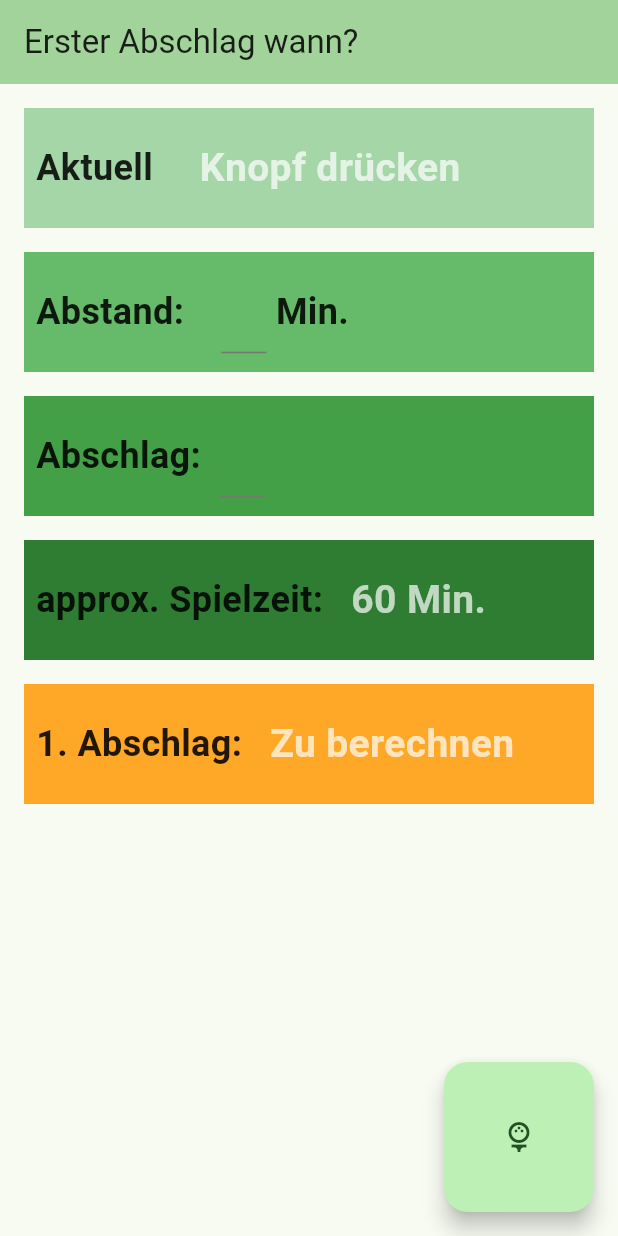
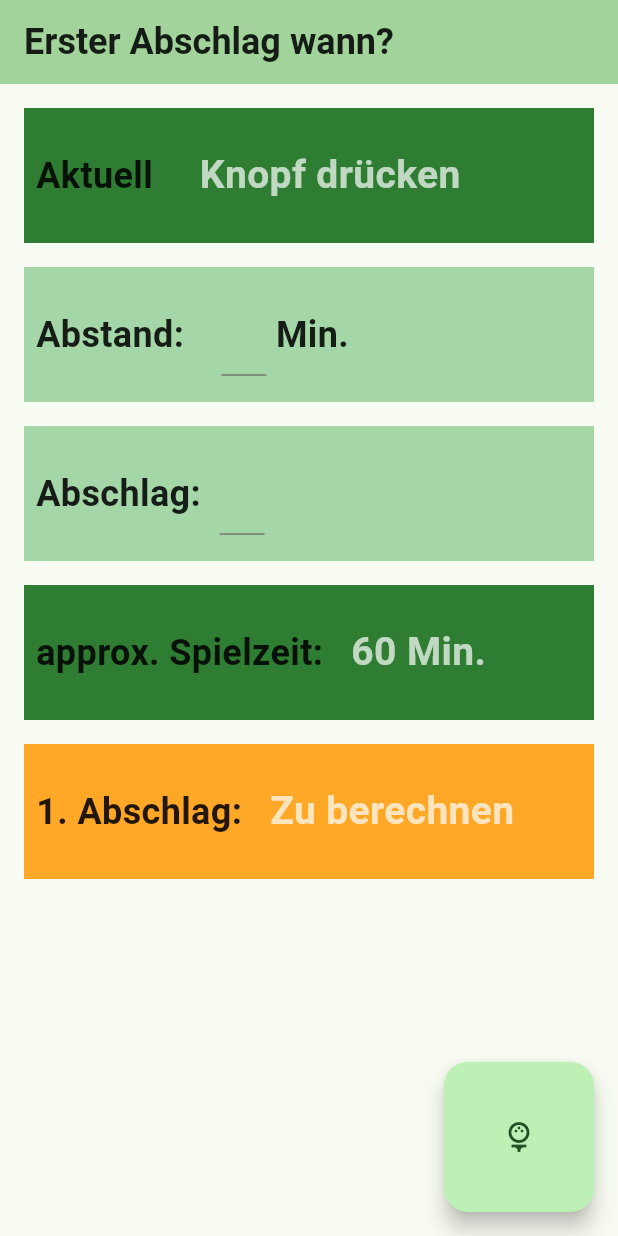
Before and after one commit to chrbuchsteiner61/approx_teeone, a Flutter app: the screen it shows after launch, after a tap on the "sports golf" icon, on a phone screen of 412 x 824 dp. Run offline on Flutter 3.47's test engine with Material 3 defaults, Android fonts, the phone set to English and light mode, and no system bars.

Commit message:
using a ThemeWidget

```diff
--- a/lib/aThemeWidget.dart
+++ b/lib/aThemeWidget.dart
@@ -3,8 +3,9 @@ import 'package:flutter/cupertino.dart';
 
 class aThemeWidget extends StatelessWidget {
   final Color? aColor;
-  final double containerHeight = 80.0;
+  final double containerHeight = 90.0;
   final Widget aChild;
+  final double inset = 8.0;
 
   const aThemeWidget({
     required this.aColor,
@@ -14,10 +15,10 @@ class aThemeWidget extends StatelessWidget {
   @override
   Widget build(BuildContext context) {
     return Container(
-      margin: const EdgeInsets.all(8.0),
+      margin: EdgeInsets.all(inset),
       height: containerHeight,
       color: aColor,
-      child: Padding(padding: const EdgeInsets.all(8.0),
+      child: Padding(padding: EdgeInsets.all(inset),
         child: aChild),
     );
   }
--- a/lib/main.dart
+++ b/lib/main.dart
@@ -1,5 +1,5 @@
 import 'package:approx_teeone/showResultWidget.dart';
-import 'package:approx_teeone/showTimeWidget.dart';
+import 'package:approx_teeone/showATimeWidget.dart';
 import 'package:approx_teeone/simpleInputWidget.dart';
 
 import 'package:flutter/material.dart';
@@ -39,7 +39,7 @@ class MyHomePage extends StatefulWidget {
 class _MyHomePageState extends State<MyHomePage> {
   DateTime currentTime = DateTime.now();
   DateTime approxTeeOne = DateTime.now();
-  NumberFormat MinuteFormatter = new NumberFormat("00");
+  NumberFormat minuteFormatter = NumberFormat("00");
 
   // Uhrzeiten umgewandelt in Strings
   String uhrzeit = 'Knopf drücken';
@@ -62,13 +62,13 @@ class _MyHomePageState extends State<MyHomePage> {
     color: Colors.white70,
   );
 
-  final myController_abstand = TextEditingController();
-  final myController_tee = TextEditingController();
+  final myControllerAbstand = TextEditingController();
+  final myControllerTee = TextEditingController();
 
   @override
   void dispose() {
-    myController_abstand.dispose();
-    myController_tee.dispose();
+    myControllerAbstand.dispose();
+    myControllerTee.dispose();
     super.dispose();
   }
 
@@ -78,15 +78,15 @@ class _MyHomePageState extends State<MyHomePage> {
     // calculate time = current - difference
     // show time
     setState(() {
-      delta = myController_abstand.text;
-      tee = myController_tee.text;
+      delta = myControllerAbstand.text;
+      tee = myControllerTee.text;
       currentTime = DateTime.now();
       uhrzeit =
-          '${currentTime.hour}:${MinuteFormatter.format(currentTime.minute)}';
+          '${currentTime.hour}:${minuteFormatter.format(currentTime.minute)}';
       playedTime = int.parse(delta) * int.parse(tee);
       approxTeeOne = currentTime.subtract(Duration(minutes: playedTime));
       showApproxTime =
-          '${approxTeeOne.hour}:${MinuteFormatter.format(approxTeeOne.minute)}';
+          '${approxTeeOne.hour}:${minuteFormatter.format(approxTeeOne.minute)}';
     });
   }
 
@@ -95,46 +95,39 @@ class _MyHomePageState extends State<MyHomePage> {
     return Scaffold(
       appBar: AppBar(
         backgroundColor: Theme.of(context).colorScheme.inversePrimary,
-        title: Text(widget.title),
+        title: Text(widget.title,
+        style: normalStyle),
       ),
       body: Padding(
         padding: const EdgeInsets.all(8.0),
         child: Column(
           crossAxisAlignment: CrossAxisAlignment.stretch,
           children: <Widget>[
-            showTimeWidget(
+            showATimeWidget(
               text: 'Aktuell     ',
               normalStyle: normalStyle,
               resultStyle: resultStyle,
               uhrzeit: uhrzeit,
-              aColor: Colors.green[200],
-              containerHeight: containerHeight,
             ),
             SimpleInputWidget(
               text: 'Abstand:    ',
               normalStyle: normalStyle,
               resultStyle: resultStyle,
-              aFunction: myController_abstand,
+              aFunction: myControllerAbstand,
               secondText: ' Min.',
-              colorDeep: 400,
-              containerHeight: containerHeight,
             ),
             SimpleInputWidget(
               text: 'Abschlag:  ',
               normalStyle: normalStyle,
               resultStyle: resultStyle,
-              aFunction: myController_tee,
+              aFunction: myControllerTee,
               secondText: '',
-              colorDeep: 600,
-              containerHeight: containerHeight,
             ),
-            showTimeWidget(
+            showATimeWidget(
               text: 'approx. Spielzeit:   ',
               normalStyle: normalStyle,
               resultStyle: resultStyle,
               uhrzeit: playedTime.toString() + ' Min.',
-              aColor: Colors.green[800],
-              containerHeight: containerHeight,
             ),
             showResultWidget(
                 text: '1. Abschlag:   ',
--- a/lib/showTimeWidget.dart
+++ b/lib/showATimeWidget.dart
@@ -2,33 +2,25 @@ import 'package:approx_teeone/aThemeWidget.dart';
 import 'package:flutter/material.dart';
 import 'package:flutter/cupertino.dart';
 
-class showTimeWidget extends StatelessWidget {
+class showATimeWidget extends StatelessWidget {
   final String text;
   final TextStyle normalStyle;
   final TextStyle resultStyle;
   final String uhrzeit;
-  final Color? aColor;
-  final double containerHeight;
+  final aColor = Colors.green[800];
 
-  const showTimeWidget({
+  showATimeWidget({
     required this.text,
     required this.normalStyle,
     required this.resultStyle,
     required this.uhrzeit,
-    required this.aColor,
-    required this.containerHeight,
   });
 
   @override
   Widget build(BuildContext context) {
     return
-      Container(
-        margin: const EdgeInsets.all(8.0),
-        height: containerHeight,
-        color: aColor,
-        child: Padding(
-          padding: const EdgeInsets.all(8.0),
-          child: Row(
+      aThemeWidget(aColor: aColor,
+        aChild: Row(
             children: <Widget>[
               Text(text, style: normalStyle,
               ),
@@ -38,7 +30,6 @@ class showTimeWidget extends StatelessWidget {
               )
             ],
           ),
-        ),
-      );
+        );
   }
 }
--- a/lib/simpleInputWidget.dart
+++ b/lib/simpleInputWidget.dart
@@ -1,5 +1,6 @@
 import 'package:flutter/material.dart';
 import 'package:flutter/cupertino.dart';
+import 'package:approx_teeone/aThemeWidget.dart';
 
 class SimpleInputWidget extends StatelessWidget {
   final String text;
@@ -7,36 +8,27 @@ class SimpleInputWidget extends StatelessWidget {
   final TextStyle resultStyle;
   final TextEditingController aFunction;
   final String secondText;
-  final int colorDeep;
-  final double containerHeight;
+  final Color? aColor = Colors.green[200];
 
-  const SimpleInputWidget({
+  SimpleInputWidget({
     required this.text,
     required this.normalStyle,
     required this.resultStyle,
     required this.aFunction,
     required this.secondText,
-    required this.containerHeight,
-    required this.colorDeep,
   });
 
   @override
   Widget build(BuildContext context) {
-    return Container(
-      margin: const EdgeInsets.all(8.0),
-      height: containerHeight,
-      color: Colors.green[colorDeep],
-      child: Padding(
-        padding: const EdgeInsets.all(8.0),
-        child: Row(children: <Widget>[
+    return aThemeWidget(
+      aColor: aColor,
+      aChild: Row(children: <Widget>[
         Text(text, style: normalStyle),
         SizedBox(
           width: 30.0,
           child: TextField(
             style: resultStyle,
             controller: aFunction,
-              // decoration: InputDecoration(
-              // border: OutlineInputBorder(),
           ),
         ),
         Text(
@@ -44,7 +36,6 @@ class SimpleInputWidget extends StatelessWidget {
           style: normalStyle,
         ),
       ]),
-      ),
     );
   }
 }
```
Lines whose indentation alone changed are shown as unchanged.
